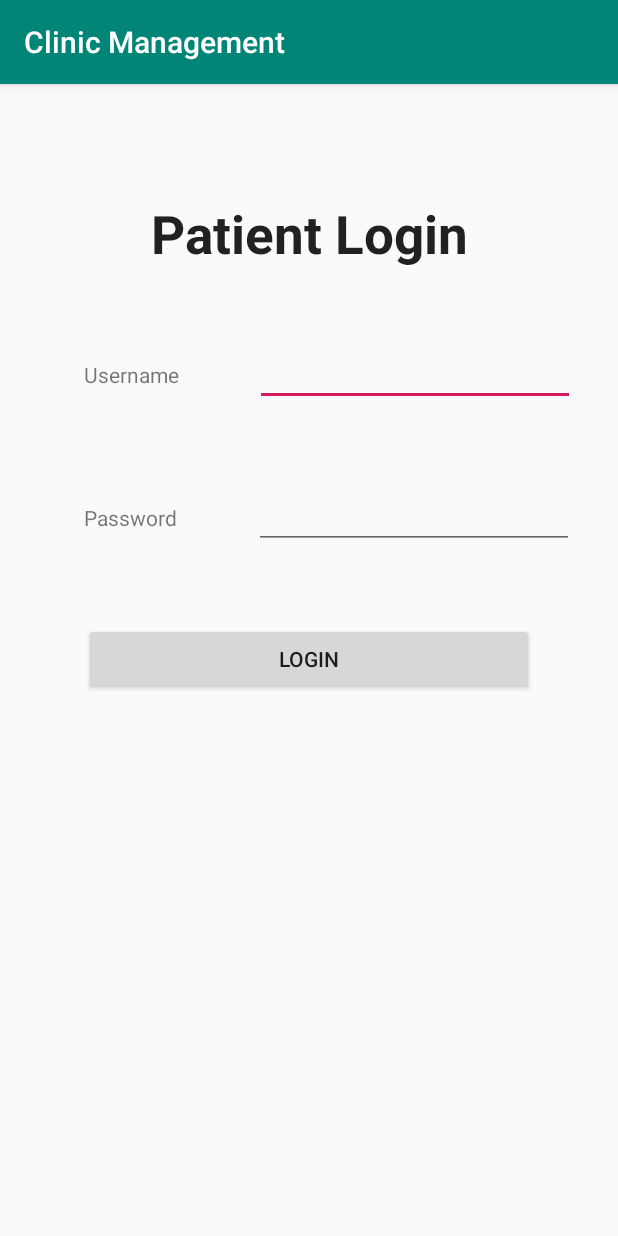
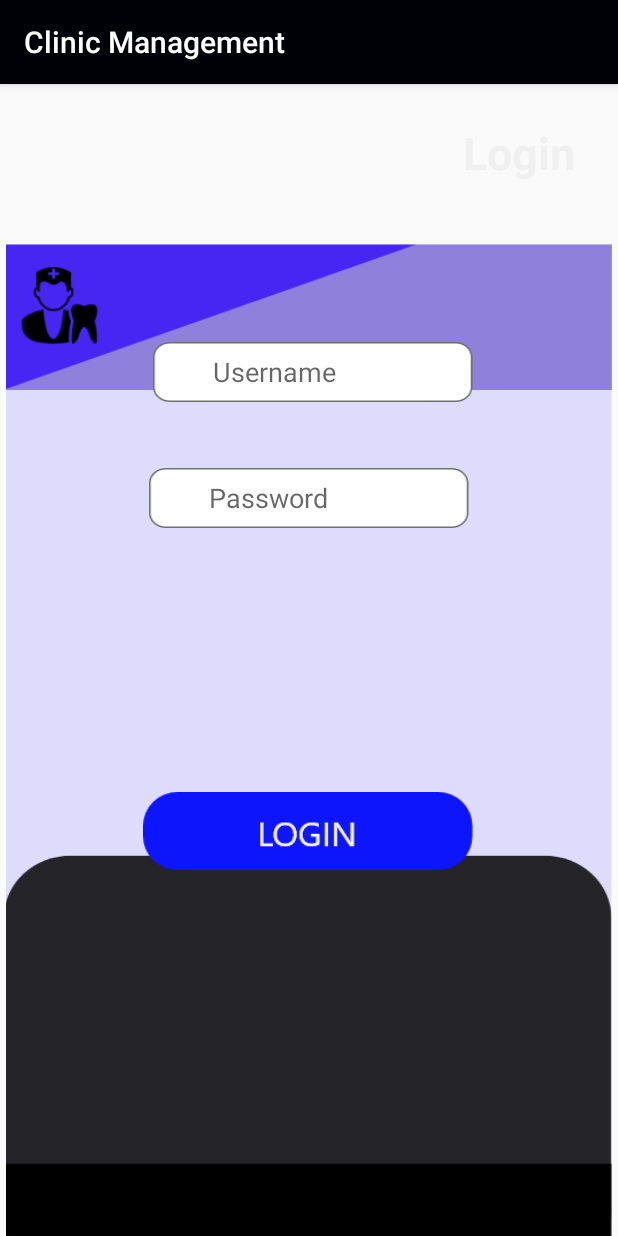
Before and after one commit to Kadhir99/Clinic, an Android app: the screen it shows after launch (LoginActivity), on a phone screen of 412 x 824 dp. Run offline under Robolectric (Android 15) with nearby library versions, the phone set to English and light mode, and no system bars.

Commit message:
Updated the UI design

```diff
--- a/app/src/main/res/layout/activity_login.xml
+++ b/app/src/main/res/layout/activity_login.xml
@@ -7,21 +7,36 @@
     android:id="@+id/loginform"
     tools:context=".LoginActivity">
 
+    <ImageView
+        android:layout_width="404dp"
+        android:layout_height="774dp"
+        android:paddingLeft="-40dp"
+        android:scaleType="fitXY"
+        android:src="@drawable/background"
+        app:layout_constraintBottom_toBottomOf="parent"
+        app:layout_constraintEnd_toEndOf="parent"
+        app:layout_constraintStart_toStartOf="parent"
+        app:layout_constraintTop_toTopOf="parent"
+        app:layout_constraintVertical_bias="1.0" />
+
     <EditText
         android:id="@+id/editText2"
         android:layout_width="wrap_content"
         android:layout_height="wrap_content"
         android:layout_below="@+id/editText1"
         android:layout_alignRight="@+id/editText1"
-        android:layout_marginStart="30dp"
-        android:layout_marginLeft="30dp"
-        android:layout_marginTop="50dp"
+        android:layout_marginStart="8dp"
+        android:layout_marginLeft="8dp"
+        android:layout_marginTop="44dp"
         android:layout_marginEnd="8dp"
         android:layout_marginRight="8dp"
+        android:background="@drawable/inputfield"
         android:ems="10"
+        android:hint="Password"
         android:inputType="textPassword"
+        android:paddingLeft="40dp"
         app:layout_constraintEnd_toEndOf="parent"
-        app:layout_constraintStart_toEndOf="@+id/textView2"
+        app:layout_constraintStart_toStartOf="parent"
         app:layout_constraintTop_toBottomOf="@+id/editText1">
 
     </EditText>
@@ -32,82 +47,56 @@
         android:layout_height="wrap_content"
         android:layout_alignParentTop="true"
         android:layout_alignParentRight="true"
-        android:layout_marginStart="30dp"
-        android:layout_marginLeft="30dp"
-        android:layout_marginTop="46dp"
+        android:layout_marginStart="8dp"
+        android:layout_marginLeft="8dp"
+        android:layout_marginTop="172dp"
         android:layout_marginEnd="8dp"
         android:layout_marginRight="8dp"
+        android:background="@drawable/inputfield"
         android:ems="10"
+        android:hint="Username"
         android:inputType="text"
+        android:paddingLeft="40dp"
         app:layout_constraintEnd_toEndOf="parent"
-        app:layout_constraintStart_toEndOf="@+id/textView1"
-        app:layout_constraintTop_toBottomOf="@+id/textView3">
+        app:layout_constraintHorizontal_bias="0.516"
+        app:layout_constraintStart_toStartOf="parent"
+        app:layout_constraintTop_toTopOf="parent">
 
         <requestFocus android:layout_width="wrap_content" />
 
     </EditText>
 
-    <TextView
-        android:id="@+id/textView1"
-        android:layout_width="wrap_content"
-        android:layout_height="wrap_content"
-        android:layout_alignBottom="@+id/editText1"
-        android:layout_alignParentLeft="true"
-        android:layout_marginStart="56dp"
-        android:layout_marginLeft="56dp"
-        android:layout_marginTop="184dp"
-        android:text="Username"
-        app:layout_constraintStart_toStartOf="parent"
-        app:layout_constraintTop_toTopOf="parent" />
-
-    <TextView
-        android:id="@+id/textView3"
-        android:layout_width="wrap_content"
-        android:layout_height="wrap_content"
-        android:layout_alignParentTop="true"
-        android:layout_centerHorizontal="true"
-        android:layout_marginStart="8dp"
-        android:layout_marginLeft="8dp"
-        android:layout_marginTop="76dp"
-        android:layout_marginEnd="8dp"
-        android:layout_marginRight="8dp"
-        android:text="Patient Login"
-        android:textSize="35dp"
-        android:textStyle="bold"
-        android:textAppearance="?android:attr/textAppearanceLarge"
-        app:layout_constraintEnd_toEndOf="parent"
-        app:layout_constraintStart_toStartOf="parent"
-        app:layout_constraintTop_toTopOf="parent" />
-
 
     <Button
         android:id="@+id/button2"
-        android:layout_width="300dp"
-        android:layout_height="wrap_content"
+        android:layout_width="220dp"
+        android:layout_height="52dp"
         android:layout_centerVertical="true"
         android:layout_marginStart="8dp"
         android:layout_marginLeft="8dp"
-        android:layout_marginTop="49dp"
+        android:layout_marginTop="176dp"
         android:layout_marginEnd="8dp"
         android:layout_marginRight="8dp"
+        android:background="@drawable/button"
         android:onClick="login"
-        android:text="Login"
         app:layout_constraintEnd_toEndOf="parent"
+        app:layout_constraintHorizontal_bias="0.497"
         app:layout_constraintStart_toStartOf="parent"
         app:layout_constraintTop_toBottomOf="@+id/editText2" />
 
     <TextView
-        android:id="@+id/textView2"
-        android:layout_width="wrap_content"
-        android:layout_height="0dp"
-        android:layout_alignBaseline="@+id/editText2"
-        android:layout_alignBottom="@+id/editText2"
-        android:layout_alignParentLeft="true"
-        android:layout_marginStart="56dp"
-        android:layout_marginLeft="56dp"
-        android:layout_marginTop="76dp"
-        android:text="Password"
-        app:layout_constraintStart_toStartOf="parent"
-        app:layout_constraintTop_toBottomOf="@+id/textView1" />
+        android:id="@+id/textView"
+        android:layout_width="100dp"
+        android:layout_height="59dp"
+        android:layout_marginTop="16dp"
+        android:layout_marginEnd="16dp"
+        android:layout_marginRight="16dp"
+        android:gravity="center"
+        android:text="Login"
+        android:textColor="#F0F0F0"
+        android:textSize="30sp"
+        android:textStyle="bold"
+        app:layout_constraintEnd_toEndOf="parent"
+        app:layout_constraintTop_toTopOf="parent" />
 
 </androidx.constraintlayout.widget.ConstraintLayout>
--- a/app/src/main/res/values/colors.xml
+++ b/app/src/main/res/values/colors.xml
@@ -1,6 +1,6 @@
 <?xml version="1.0" encoding="utf-8"?>
 <resources>
-    <color name="colorPrimary">#008577</color>
+    <color name="colorPrimary">#000107</color>
     <color name="colorPrimaryDark">#00574B</color>
     <color name="colorAccent">#D81B60</color>
 </resources>
```
Also changed, not shown: app/src/main/res/drawable-hdpi/background.png (added), app/src/main/res/drawable-hdpi/button.png (added), app/src/main/res/drawable-hdpi/inputfield.png (added), app/src/main/res/drawable-ldpi/background.png (added), app/src/main/res/drawable-ldpi/button.png (added), app/src/main/res/drawable-ldpi/inputfield.png (added), app/src/main/res/drawable-mdpi/background.png (added), app/src/main/res/drawable-mdpi/button.png (added), app/src/main/res/drawable-mdpi/inputfield.png (added), app/src/main/res/drawable-xhdpi/background.png (added), app/src/main/res/drawable-xhdpi/button.png (added), app/src/main/res/drawable-xhdpi/inputfield.png (added), app/src/main/res/drawable-xxhdpi/background.png (added), app/src/main/res/drawable-xxhdpi/button.png (added), 4 more files.
